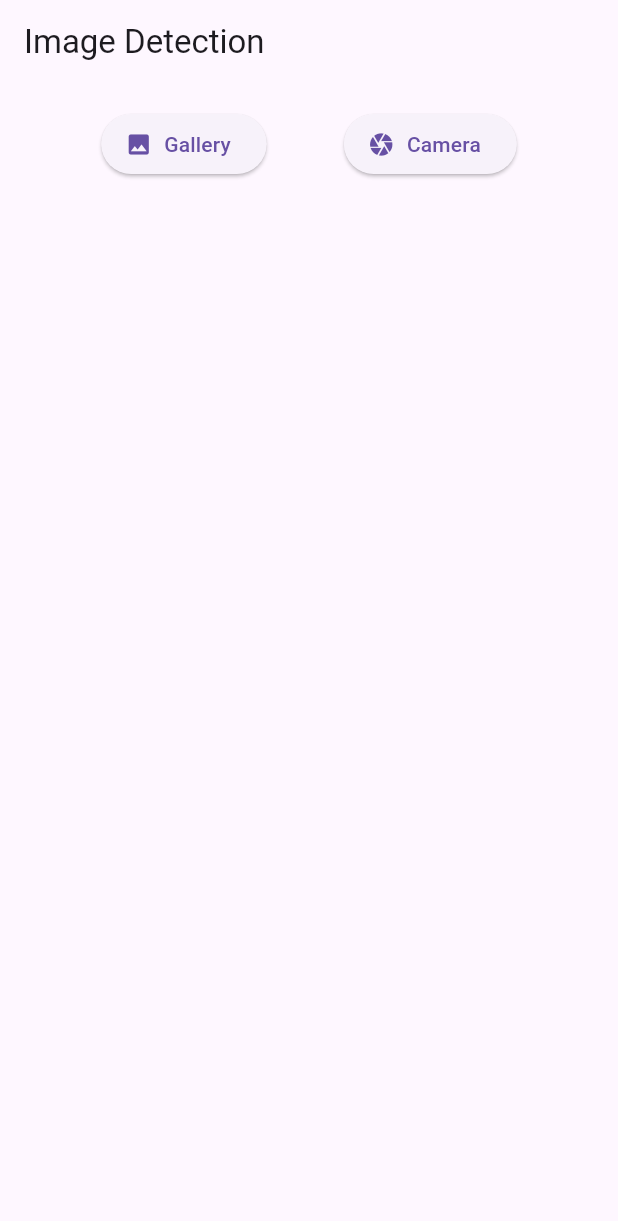
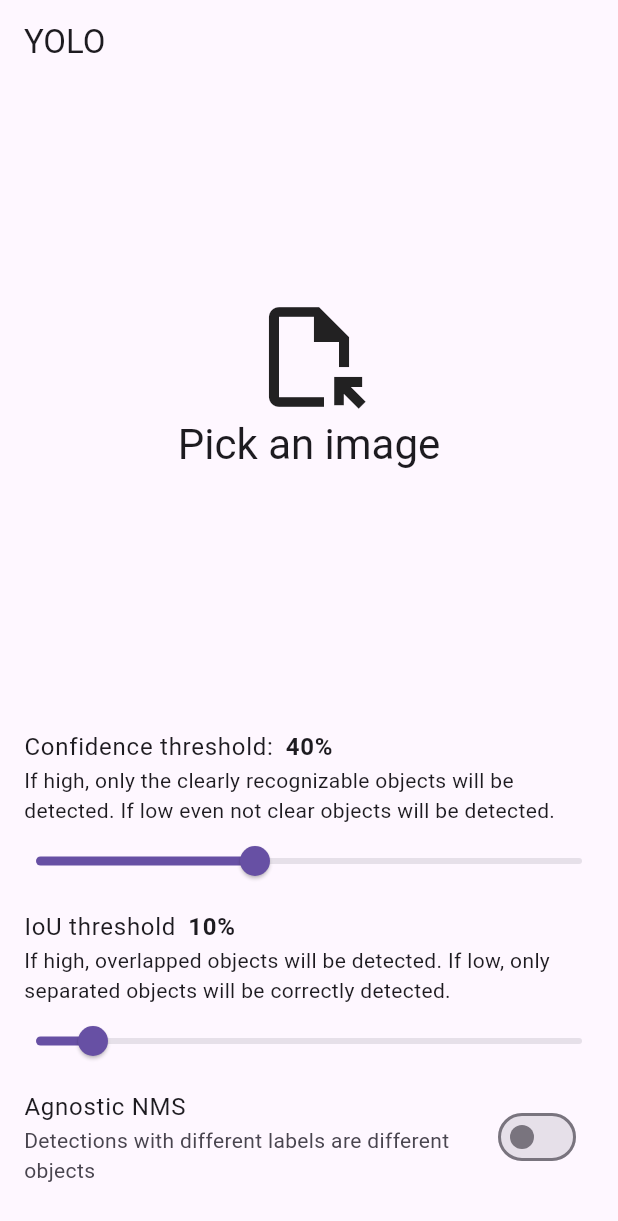
Before and after one commit to marcolous/Flutter-ML-Object_Detection, a Flutter app: the screen it shows after launch, on a phone screen of 412 x 824 dp. Shown: the top 1221 px of the screen. Run offline on Flutter 3.47's test engine with Material 3 defaults, Android fonts, the phone set to English and light mode, and no system bars; our stand-ins replace camera, image_picker, permission_handler; missing offline and left inert: tflite_flutter.

Commit message:
import yolo project from https://github.com/ferraridamiano/yolo_flutter?tab=readme-ov-file

```diff
--- a/lib/main.dart
+++ b/lib/main.dart
@@ -1,12 +1,12 @@
 // File: lib/main.dart
-
 import 'dart:typed_data';
 import 'package:flutter/material.dart';
 import 'package:camera/camera.dart';
-
 import 'package:image/image.dart' as img;
 import 'package:test_lyna_cam2/live_cam.dart';
 import 'package:test_lyna_cam2/single_image.dart';
+import 'package:permission_handler/permission_handler.dart';
+import 'package:test_lyna_cam2/yolo_screen.dart';
 
 // Stores the list of available cameras (e.g., front and back) to initialize the camera stream.
 late List<CameraDescription> cameras;
@@ -17,13 +17,19 @@ const String modelPath = setFloat16
     : 'assets/yolo11s_float32.tflite';
 
 // const String modelPath = 'assets/yolo11s_float16.tflite';
-
 const String labelsPath = 'assets/labels.txt';
 
 void main() async {
   WidgetsFlutterBinding.ensureInitialized();
   cameras = await availableCameras(); // Load available cameras
+  await requestPermissions();
   runApp(const MyApp()); // Launch the app
+}
+
+Future<void> requestPermissions() async {
+  await Permission.camera.request();
+  await Permission.storage.request();
+  await Permission.manageExternalStorage.request();
 }
 
 class MyApp extends StatelessWidget {
@@ -33,9 +39,9 @@ class MyApp extends StatelessWidget {
   Widget build(BuildContext context) {
     return const MaterialApp(
       debugShowCheckedModeBanner: false,
-      home: showSingleImage
-          ? ImageDetectionScreen()
-          : ObjectDetectionPage(), // Show the main detection page
+      // home: ImageDetectionScreen(),  // single_image.dart
+      // home: ObjectDetectionPage(), // live_cam.dart
+      home: HomePage(), // yolo_screen.dart
     );
   }
 }
--- /dev/null
+++ b/lib/models/yolo_model.dart
@@ -0,0 +1,97 @@
+import 'package:flutter/foundation.dart';
+import 'package:test_lyna_cam2/utils/nms.dart';
+import 'package:tflite_flutter/tflite_flutter.dart';
+import 'package:image/image.dart';
+
+class YoloModel {
+  final String modelPath;
+  final int inWidth;
+  final int inHeight;
+  final int numClasses;
+  Interpreter? _interpreter;
+
+  YoloModel(
+    this.modelPath,
+    this.inWidth,
+    this.inHeight,
+    this.numClasses,
+  );
+
+  Future<void> init() async {
+    _interpreter = await Interpreter.fromAsset(modelPath);
+  }
+
+  List<List<double>> infer(Image image) {
+    assert(_interpreter != null, 'The model must be initialized');
+
+    final imgResized = copyResize(image, width: inWidth, height: inHeight);
+    final Float32List floatData = Float32List(inHeight * inWidth * 3);
+    int floatIndex = 0;
+    for (int y = 0; y < inHeight; y++) {
+      for (int x = 0; x < inWidth; x++) {
+        final pixel = imgResized.getPixel(x, y);
+        floatData[floatIndex++] = pixel.rNormalized.toDouble();
+        floatData[floatIndex++] = pixel.gNormalized.toDouble();
+        floatData[floatIndex++] = pixel.bNormalized.toDouble();
+      }
+    }
+    final Uint8List imgUint8 = Uint8List.view(floatData.buffer);
+
+    // output shape:
+    // 1 : batch size
+    // 4 + 80: left, top, right, bottom and probabilities for each class
+    // 8400: num predictions
+    final output = [
+      List<List<double>>.filled(4 + numClasses, List<double>.filled(8400, 0))
+    ];
+    int predictionTimeStart = DateTime.now().millisecondsSinceEpoch;
+    _interpreter!.run(imgUint8, output);
+    debugPrint(
+        'Prediction time: ${DateTime.now().millisecondsSinceEpoch - predictionTimeStart} ms');
+    return output[0];
+  }
+
+  (List<int>, List<List<double>>, List<double>) postprocess(
+    List<List<double>> unfilteredBboxes,
+    int imageWidth,
+    int imageHeight, {
+    double confidenceThreshold = 0.7,
+    double iouThreshold = 0.1,
+    bool agnostic = false,
+  }) {
+    List<int> classes;
+    List<List<double>> bboxes;
+    List<double> scores;
+    int nmsTimeStart = DateTime.now().millisecondsSinceEpoch;
+    (classes, bboxes, scores) = nms(
+      unfilteredBboxes,
+      confidenceThreshold: confidenceThreshold,
+      iouThreshold: iouThreshold,
+      agnostic: agnostic,
+    );
+    debugPrint(
+        'NMS time: ${DateTime.now().millisecondsSinceEpoch - nmsTimeStart} ms');
+    for (var bbox in bboxes) {
+      bbox[0] *= imageWidth;
+      bbox[1] *= imageHeight;
+      bbox[2] *= imageWidth;
+      bbox[3] *= imageHeight;
+    }
+    return (classes, bboxes, scores);
+  }
+
+  (List<int>, List<List<double>>, List<double>) inferAndPostprocess(
+    Image image, {
+    double confidenceThreshold = 0.7,
+    double iouThreshold = 0.1,
+    bool agnostic = false,
+  }) =>
+      postprocess(
+        infer(image),
+        image.width,
+        image.height,
+        confidenceThreshold: confidenceThreshold,
+        iouThreshold: iouThreshold,
+        agnostic: agnostic,
+      );
+}
--- /dev/null
+++ b/lib/utils/labels.dart
@@ -0,0 +1,82 @@
+const List<String> labels = [
+  "person",
+  "bicycle",
+  "car",
+  "motorcycle",
+  "airplane",
+  "bus",
+  "train",
+  "truck",
+  "boat",
+  "traffic light",
+  "fire hydrant",
+  "stop sign",
+  "parking meter",
+  "bench",
+  "bird",
+  "cat",
+  "dog",
+  "horse",
+  "sheep",
+  "cow",
+  "elephant",
+  "bear",
+  "zebra",
+  "giraffe",
+  "backpack",
+  "umbrella",
+  "handbag",
+  "tie",
+  "suitcase",
+  "frisbee",
+  "skis",
+  "snowboard",
+  "sports ball",
+  "kite",
+  "baseball bat",
+  "baseball glove",
+  "skateboard",
+  "surfboard",
+  "tennis racket",
+  "bottle",
+  "wine glass",
+  "cup",
+  "fork",
+  "knife",
+  "spoon",
+  "bowl",
+  "banana",
+  "apple",
+  "sandwich",
+  "orange",
+  "broccoli",
+  "carrot",
+  "hot dog",
+  "pizza",
+  "donut",
+  "cake",
+  "chair",
+  "couch",
+  "potted plant",
+  "bed",
+  "dining table",
+  "toilet",
+  "tv",
+  "laptop",
+  "mouse",
+  "remote",
+  "keyboard",
+  "phone",
+  "microwave",
+  "oven",
+  "toaster",
+  "sink",
+  "refrigerator",
+  "book",
+  "clock",
+  "vase",
+  "scissors",
+  "teddy bear",
+  "hair drier",
+  "toothbrush",
+];
--- /dev/null
+++ b/lib/yolo_screen.dart
@@ -0,0 +1,256 @@
+import 'dart:io';
+import 'dart:math';
+import 'package:flutter/material.dart';
+import 'package:image/image.dart' as img;
+import 'package:image_picker/image_picker.dart';
+import 'package:test_lyna_cam2/models/yolo_model.dart';
+import 'package:test_lyna_cam2/utils/bbox.dart';
+import 'package:test_lyna_cam2/utils/labels.dart';
+// import 'package:yolo_flutter/bbox.dart';
+// import 'package:yolo_flutter/labels.dart';
+// import 'package:yolo_flutter/yolo.dart';
+
+class HomePage extends StatefulWidget {
+  const HomePage({super.key});
+
+  @override
+  State<HomePage> createState() => _HomePageState();
+}
+
+class _HomePageState extends State<HomePage> {
+  static const inModelWidth = 640;
+  static const inModelHeight = 640;
+  static const numClasses = 80;
+
+  static const double maxImageWidgetHeight = 400;
+
+  final YoloModel model = YoloModel(
+    'assets/models/yolov11n.tflite',
+    inModelWidth,
+    inModelHeight,
+    numClasses,
+  );
+  File? imageFile;
+
+  double confidenceThreshold = 0.4;
+  double iouThreshold = 0.1;
+  bool agnosticNMS = false;
+
+  List<List<double>>? inferenceOutput;
+  List<int> classes = [];
+  List<List<double>> bboxes = [];
+  List<double> scores = [];
+
+  int? imageWidth;
+  int? imageHeight;
+
+  @override
+  void initState() {
+    super.initState();
+    model.init();
+  }
+
+  @override
+  Widget build(BuildContext context) {
+    final bboxesColors = List<Color>.generate(
+      numClasses,
+      (_) => Color((Random().nextDouble() * 0xFFFFFF).toInt()).withAlpha(255),
+    );
+
+    final ImagePicker picker = ImagePicker();
+
+    final double displayWidth = MediaQuery.of(context).size.width;
+
+    const textPadding = EdgeInsets.symmetric(horizontal: 16);
+
+    double resizeFactor = 1;
+
+    if (imageWidth != null && imageHeight != null) {
+      double k1 = displayWidth / imageWidth!;
+      double k2 = maxImageWidgetHeight / imageHeight!;
+      resizeFactor = min(k1, k2);
+    }
+
+    List<Bbox> bboxesWidgets = [];
+    for (int i = 0; i < bboxes.length; i++) {
+      final box = bboxes[i];
+      final boxClass = classes[i];
+      bboxesWidgets.add(
+        Bbox(
+          box[0] * resizeFactor,
+          box[1] * resizeFactor,
+          box[2] * resizeFactor,
+          box[3] * resizeFactor,
+          labels[boxClass],
+          scores[i],
+          bboxesColors[boxClass],
+        ),
+      );
+    }
+
+    return Scaffold(
+      appBar: AppBar(title: const Text('YOLO')),
+      body: ListView(
+        children: [
+          InkWell(
+            onTap: () async {
+              final XFile? newImageFile =
+                  await picker.pickImage(source: ImageSource.camera);
+              if (newImageFile != null) {
+                setState(() {
+                  imageFile = File(newImageFile.path);
+                });
+                final image =
+                    img.decodeImage(await newImageFile.readAsBytes())!;
+                imageWidth = image.width;
+                imageHeight = image.height;
+                inferenceOutput = model.infer(image);
+                updatePostprocess();
+              }
+            },
+            child: SizedBox(
+              height: maxImageWidgetHeight,
+              child: Center(
+                child: Stack(
+                  children: [
+                    if (imageFile == null)
+                      Column(
+                        mainAxisAlignment: MainAxisAlignment.center,
+                        children: [
+                          const Icon(
+                            Icons.file_open_outlined,
+                            size: 80,
+                          ),
+                          Text(
+                            'Pick an image',
+                            style: Theme.of(context).textTheme.headlineMedium,
+                          ),
+                        ],
+                      )
+                    else
+                      Image.file(imageFile!),
+                    ...bboxesWidgets,
+                  ],
+                ),
+              ),
+            ),
+          ),
+          const SizedBox(height: 30),
+          Padding(
+            padding: textPadding,
+            child: Row(
+              children: [
+                Text(
+                  'Confidence threshold:',
+                  style: Theme.of(context).textTheme.bodyLarge,
+                ),
+                const SizedBox(width: 8),
+                Text(
+                  '${(confidenceThreshold * 100).toStringAsFixed(0)}%',
+                  style: Theme.of(context)
+                      .textTheme
+                      .bodyLarge
+                      ?.copyWith(fontWeight: FontWeight.bold),
+                ),
+              ],
+            ),
+          ),
+          const Padding(
+            padding: textPadding,
+            child: Text(
+              'If high, only the clearly recognizable objects will be detected. If low even not clear objects will be detected.',
+            ),
+          ),
+          Slider(
+            value: confidenceThreshold,
+            min: 0,
+            max: 1,
+            divisions: 100,
+            onChanged: (value) {
+              setState(() {
+                confidenceThreshold = value;
+                updatePostprocess();
+              });
+            },
+          ),
+          const SizedBox(height: 8),
+          Padding(
+            padding: textPadding,
+            child: Row(
+              children: [
+                Text(
+                  'IoU threshold',
+                  style: Theme.of(context).textTheme.bodyLarge,
+                ),
+                const SizedBox(width: 8),
+                Text(
+                  '${(iouThreshold * 100).toStringAsFixed(0)}%',
+                  style: Theme.of(context)
+                      .textTheme
+                      .bodyLarge
+                      ?.copyWith(fontWeight: FontWeight.bold),
+                ),
+              ],
+            ),
+          ),
+          const Padding(
+            padding: textPadding,
+            child: Text(
+              'If high, overlapped objects will be detected. If low, only separated objects will be correctly detected.',
+            ),
+          ),
+          Slider(
+            value: iouThreshold,
+            min: 0,
+            max: 1,
+            divisions: 100,
+            onChanged: (value) {
+              setState(() {
+                iouThreshold = value;
+                updatePostprocess();
+              });
+            },
+          ),
+          SwitchListTile(
+            value: agnosticNMS,
+            title: Text(
+              'Agnostic NMS',
+              style: Theme.of(context).textTheme.bodyLarge,
+            ),
+            subtitle: Text(
+              agnosticNMS
+                  ? 'Treat all the detections as the same object'
+                  : 'Detections with different labels are different objects',
+            ),
+            onChanged: (value) {
+              setState(() {
+                agnosticNMS = value;
+                updatePostprocess();
+              });
+            },
+          ),
+        ],
+      ),
+    );
+  }
+
+  void updatePostprocess() {
+    if (inferenceOutput == null) {
+      return;
+    }
+    final (newClasses, newBboxes, newScores) = model.postprocess(
+      inferenceOutput!,
+      imageWidth!,
+      imageHeight!,
+      confidenceThreshold: confidenceThreshold,
+      iouThreshold: iouThreshold,
+      agnostic: agnosticNMS,
+    );
+    debugPrint('Detected ${newBboxes.length} bboxes');
+    setState(() {
+      classes = newClasses;
+      bboxes = newBboxes;
+      scores = newScores;
+    });
+  }
+}
--- a/pubspec.yaml
+++ b/pubspec.yaml
@@ -15,6 +15,7 @@ dependencies:
   tflite_flutter: ^0.11.0
   image: ^4.5.4
   image_picker: ^1.1.2
+  permission_handler: ^12.0.1
 
 dev_dependencies:
   flutter_test:
```
Also changed, not shown: lib/utils/bbox.dart (added, +53 -0 lines), lib/utils/nms.dart (added, +120 -0 lines), pubspec.lock, 3 other files.
